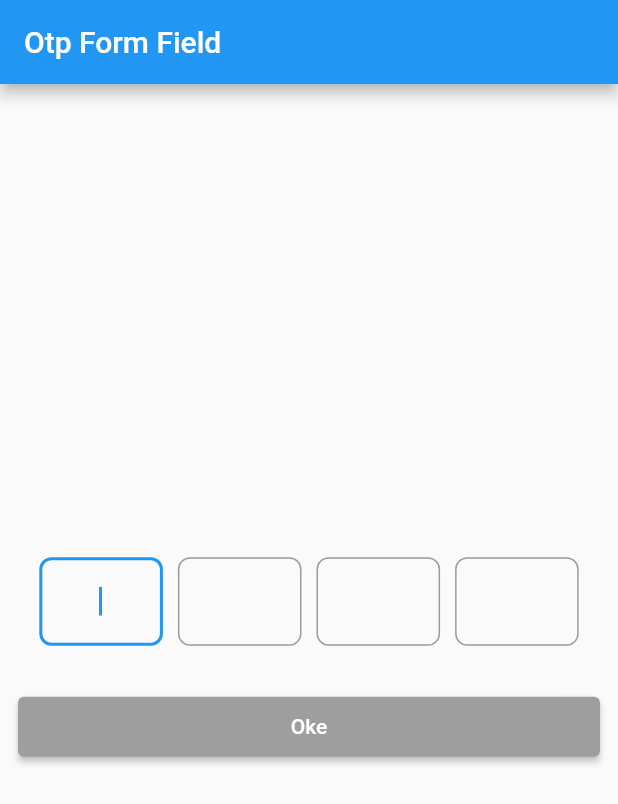
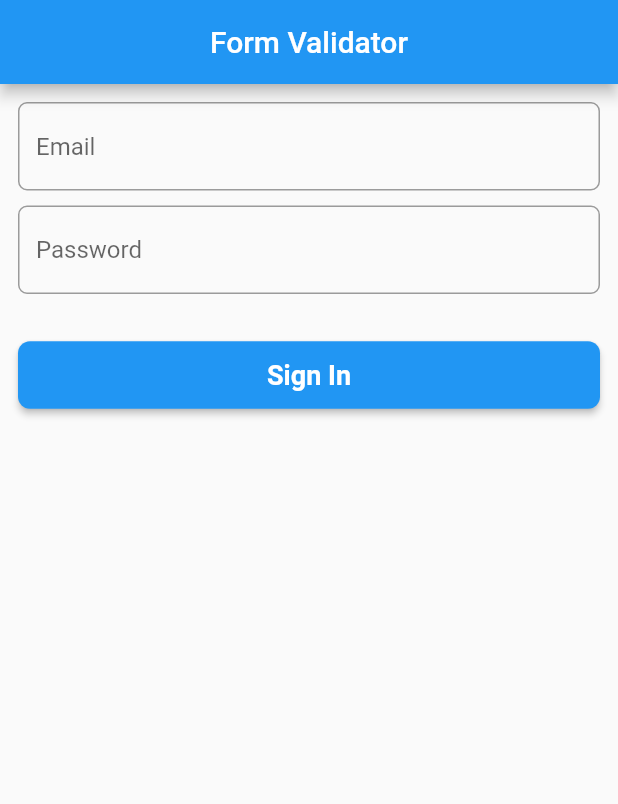
Before and after one commit to purboindra/belajar-tiktok, a Flutter app: the screen it shows after launch, on a phone screen of 412 x 824 dp. Shown: the top 804 px of the screen. Run offline on Flutter 3.47's test engine with Material 2 defaults, Android fonts, the phone set to English and light mode, and no system bars; our stand-ins replace carousel_slider, flutter_riverpod, flutter_slidable, shared_preferences, smooth_page_indicator.

Commit message:
form validator

```diff
--- /dev/null
+++ b/lib/learn/form_validator.dart
@@ -0,0 +1,98 @@
+import 'package:flutter/material.dart';
+
+class FormValidator extends StatelessWidget {
+  FormValidator({super.key});
+
+  final formKey = GlobalKey<FormState>();
+  final emailC = TextEditingController();
+  final passC = TextEditingController();
+
+  @override
+  Widget build(BuildContext context) {
+    return Scaffold(
+      appBar: AppBar(
+        title: const Text('Form Validator'),
+        centerTitle: true,
+      ),
+      body: SingleChildScrollView(
+        padding: const EdgeInsets.all(12),
+        child: Center(
+          child: Form(
+            key: formKey,
+            child: Column(
+              children: [
+                TextFormField(
+                  controller: emailC,
+                  autovalidateMode: AutovalidateMode.onUserInteraction,
+                  validator: (value) {
+                    if (value == null || value.isEmpty) {
+                      return 'Email tidak boleh kosong';
+                    }
+                    return null;
+                  },
+                  decoration: InputDecoration(
+                    hintText: 'Email',
+                    border: OutlineInputBorder(
+                      borderRadius: BorderRadius.circular(6),
+                    ),
+                  ),
+                ),
+                const SizedBox(
+                  height: 10,
+                ),
+                TextFormField(
+                  autovalidateMode: AutovalidateMode.onUserInteraction,
+                  validator: (value) {
+                    if (value == null || value.isEmpty) {
+                      return 'Password tidak boleh kosong';
+                    }
+                    return null;
+                  },
+                  controller: passC,
+                  decoration: InputDecoration(
+                    hintText: 'Password',
+                    border: OutlineInputBorder(
+                      borderRadius: BorderRadius.circular(6),
+                    ),
+                  ),
+                ),
+                const SizedBox(
+                  height: 30,
+                ),
+                ElevatedButton(
+                    onPressed: () {
+                      if (!formKey.currentState!.validate()) {
+                        ScaffoldMessenger.of(context).showSnackBar(
+                          SnackBar(
+                              backgroundColor: Colors.red.shade600,
+                              content: const Text(
+                                'Email atau password tidak boleh kosong!',
+                                style: TextStyle(
+                                    fontSize: 16, fontWeight: FontWeight.w700),
+                              )),
+                        );
+                      }
+                    },
+                    style: ButtonStyle(
+                        minimumSize: MaterialStatePropertyAll(
+                            Size(MediaQuery.of(context).size.width, 40)),
+                        padding:
+                            const MaterialStatePropertyAll(EdgeInsets.all(12)),
+                        shape: MaterialStatePropertyAll(RoundedRectangleBorder(
+                          borderRadius: BorderRadius.circular(8),
+                        ))),
+                    child: const Text(
+                      'Sign In',
+                      style: TextStyle(
+                        fontSize: 18,
+                        fontWeight: FontWeight.w700,
+                      ),
+                    ))
+              ],
+            ),
+          ),
+        ),
+      ),
+    );
+  }
+}
--- a/lib/learn/riverpod/favorites/all_products.dart
+++ b/lib/learn/riverpod/favorites/all_products.dart
@@ -95,10 +95,10 @@ class AllProductsScreen extends ConsumerWidget {
             ),
           ],
         ),
-        loading: () => Column(
+        loading: () => const Column(
           mainAxisSize: MainAxisSize.max,
           mainAxisAlignment: MainAxisAlignment.center,
-          children: const [
+          children: [
             Center(
               child: CircularProgressIndicator(),
             )
```
Also changed, not shown: lib/main.dart (+2 -28 lines), pubspec.lock, 4 other files.
